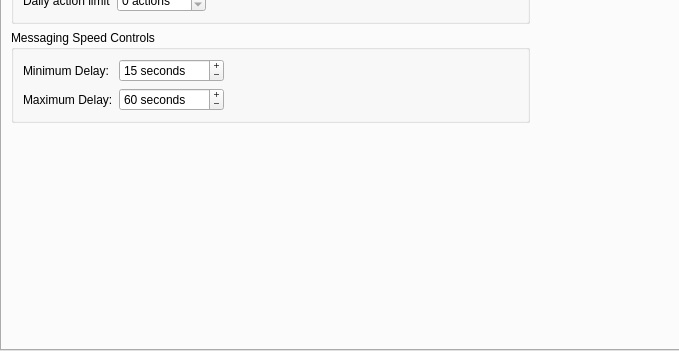
Above: src/gui/ui/instancewidget.ui from smalbadger/social before the change; both pictures show x 0 to 679 and y 170 to 521 of the 1059 by 521 pixel window. Below: the same form after it.
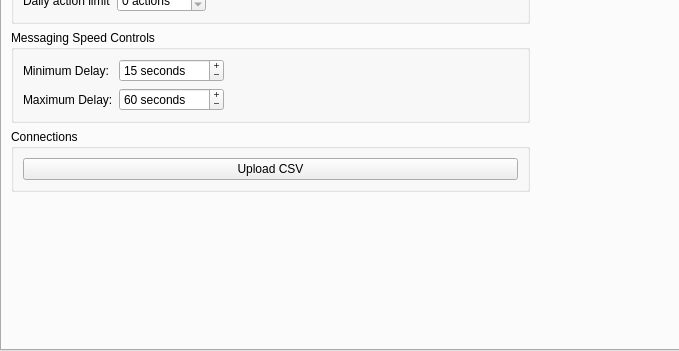
That is the form after the change. The open tabs and pages were chosen to show the change. Icons and pictures are not drawn.

Commit message: Successfully added Steve's CSV connections to the database

The edit to the form file:
```diff
--- a/src/gui/ui/instancewidget.ui
+++ b/src/gui/ui/instancewidget.ui
@@ -717,6 +717,22 @@
            </layout>
           </widget>
          </item>
+         <item>
+          <widget class="QGroupBox" name="groupBox_5">
+           <property name="title">
+            <string>Connections</string>
+           </property>
+           <layout class="QGridLayout" name="gridLayout_3">
+            <item row="0" column="0">
+             <widget class="QPushButton" name="uploadCSVButton">
+              <property name="text">
+               <string>Upload CSV</string>
+              </property>
+             </widget>
+            </item>
+           </layout>
+          </widget>
+         </item>
          <item>
           <spacer name="verticalSpacer_3">
            <property name="orientation">
```
Left out of the diff: 2 changed lines with no effect on the pictures. The commit also changes 3 other files.
